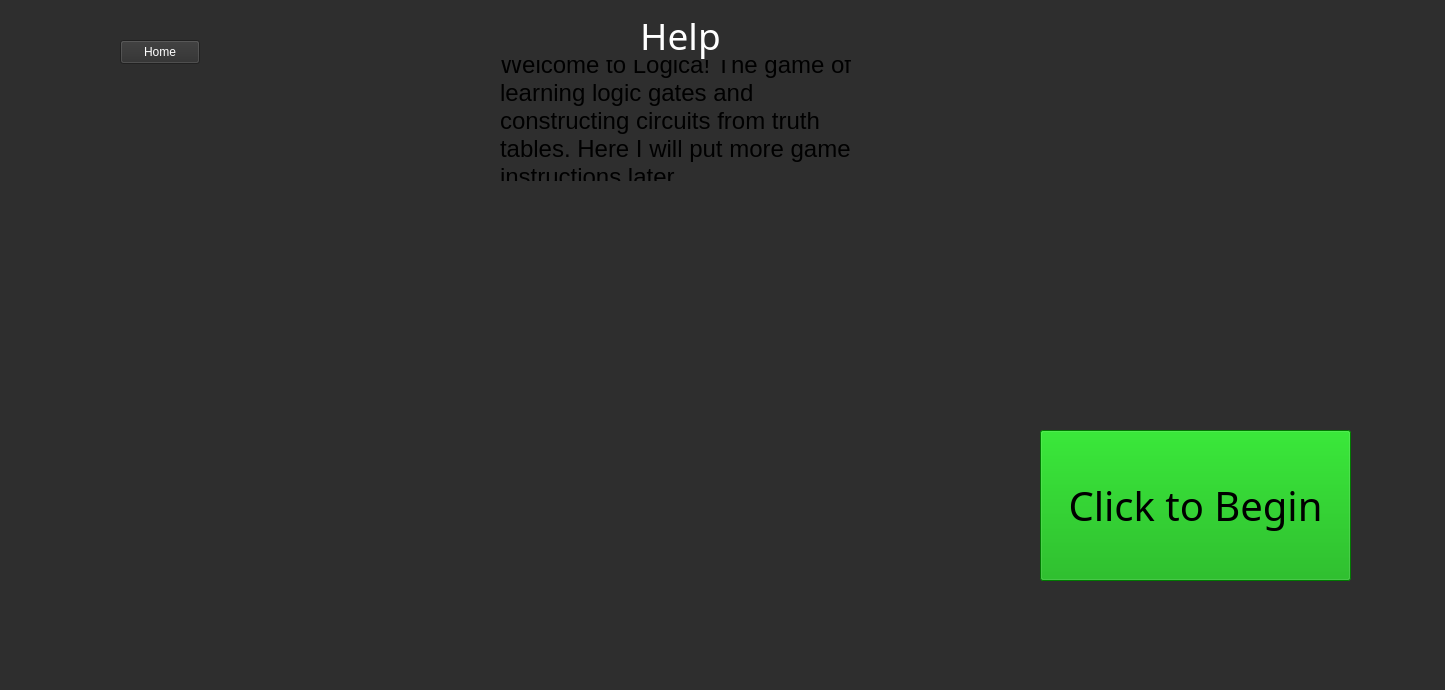
The window that A8_EducationalApp/mainwindow.ui (ethandavies8/Educational_App) describes before a commit, drawn with Qt 5.
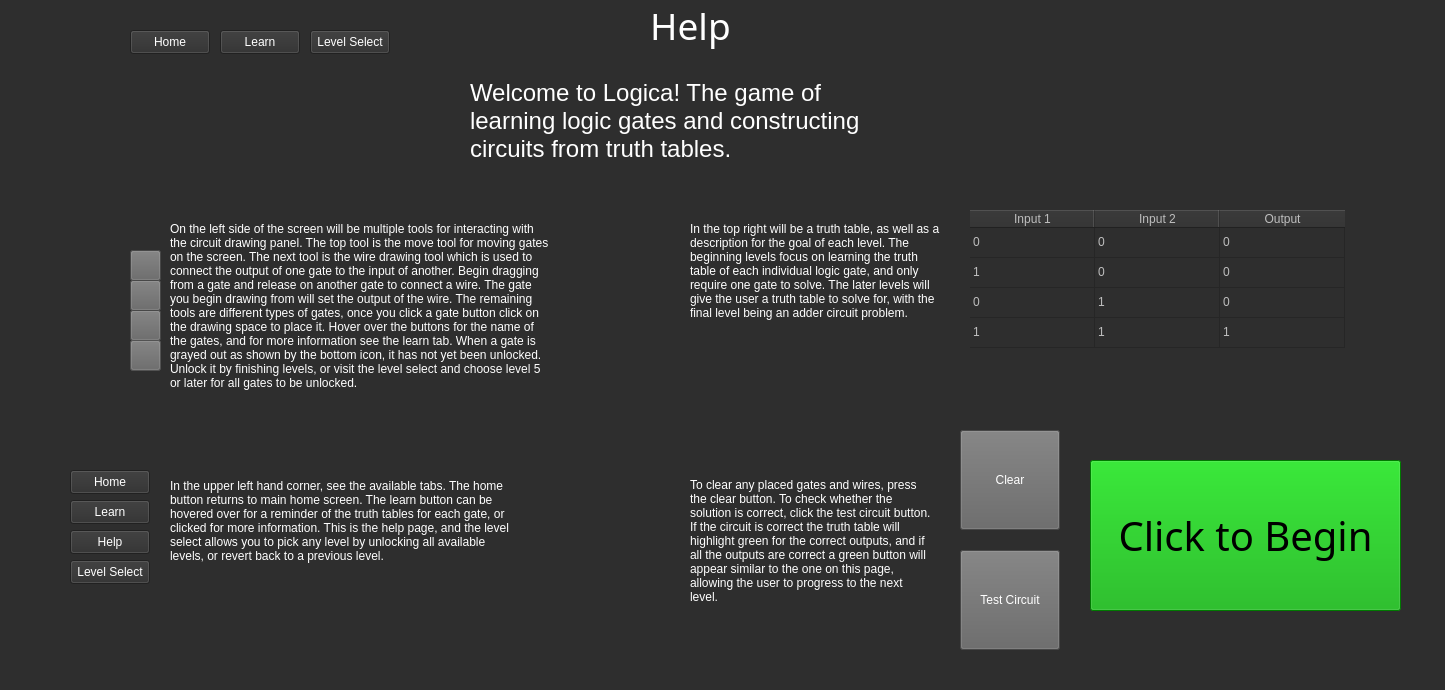
The same window after the commit. The open tabs and pages were chosen to show the change. Icons and pictures are not drawn.

Commit message: help and level select improvements

Patch:
```diff
--- a/A8_EducationalApp/mainwindow.ui
+++ b/A8_EducationalApp/mainwindow.ui
@@ -29,8 +29,8 @@
    <widget class="QStackedWidget" name="stackedWidget">
     <property name="geometry">
      <rect>
-      <x>0</x>
-      <y>0</y>
+      <x>10</x>
+      <y>-10</y>
       <width>1431</width>
       <height>671</height>
      </rect>
@@ -621,8 +621,8 @@
       </property>
       <property name="geometry">
        <rect>
-        <x>1040</x>
-        <y>430</y>
+        <x>1080</x>
+        <y>470</y>
         <width>311</width>
         <height>151</height>
        </rect>
@@ -644,9 +644,9 @@
      <widget class="QLabel" name="helpMenuTitle">
       <property name="geometry">
        <rect>
-        <x>500</x>
-        <y>60</y>
-        <width>371</width>
+        <x>460</x>
+        <y>70</y>
+        <width>431</width>
         <height>121</height>
        </rect>
       </property>
@@ -655,13 +655,560 @@
         <pointsize>18</pointsize>
        </font>
       </property>
+      <property name="styleSheet">
+       <string notr="true">color: rgb(255, 255, 255);</string>
+      </property>
       <property name="text">
-       <string>Welcome to Logica! The game of learning logic gates and constructing circuits from truth tables. Here I will put more game instructions later</string>
+       <string>Welcome to Logica! The game of learning logic gates and constructing circuits from truth tables.</string>
       </property>
       <property name="wordWrap">
        <bool>true</bool>
       </property>
      </widget>
+     <widget class="QPushButton" name="helpSelectButton">
+      <property name="enabled">
+       <bool>true</bool>
+      </property>
+      <property name="geometry">
+       <rect>
+        <x>120</x>
+        <y>260</y>
+        <width>31</width>
+        <height>31</height>
+       </rect>
+      </property>
+      <property name="mouseTracking">
+       <bool>true</bool>
+      </property>
+      <property name="toolTip">
+       <string>Selection Tool</string>
+      </property>
+      <property name="styleSheet">
+       <string notr="true">background-color: rgb(100, 100, 100);
+color: rgb(0, 0, 0);</string>
+      </property>
+      <property name="text">
+       <string/>
+      </property>
+      <property name="icon">
+       <iconset resource="Gates.qrc">
+        <normaloff>:/icons/mousePointer.png</normaloff>:/icons/mousePointer.png</iconset>
+      </property>
+      <property name="iconSize">
+       <size>
+        <width>20</width>
+        <height>20</height>
+       </size>
+      </property>
+     </widget>
+     <widget class="QPushButton" name="lineButton_2">
+      <property name="enabled">
+       <bool>true</bool>
+      </property>
+      <property name="geometry">
+       <rect>
+        <x>120</x>
+        <y>290</y>
+        <width>31</width>
+        <height>31</height>
+       </rect>
+      </property>
+      <property name="mouseTracking">
+       <bool>true</bool>
+      </property>
+      <property name="toolTip">
+       <string>Line drawing tool</string>
+      </property>
+      <property name="styleSheet">
+       <string notr="true">background-color: rgb(100, 100, 100);
+color: rgb(0, 0, 0);</string>
+      </property>
+      <property name="text">
+       <string/>
+      </property>
+      <property name="icon">
+       <iconset resource="Gates.qrc">
+        <normaloff>:/icons/line.png</normaloff>:/icons/line.png</iconset>
+      </property>
+      <property name="iconSize">
+       <size>
+        <width>20</width>
+        <height>20</height>
+       </size>
+      </property>
+     </widget>
+     <widget class="QPushButton" name="NOTGateButton_2">
+      <property name="geometry">
+       <rect>
+        <x>120</x>
+        <y>320</y>
+        <width>31</width>
+        <height>31</height>
+       </rect>
+      </property>
+      <property name="mouseTracking">
+       <bool>true</bool>
+      </property>
+      <property name="toolTip">
+       <string>NOT Gate</string>
+      </property>
+      <property name="styleSheet">
+       <string notr="true">background-color: rgb(100, 100, 100);
+color: rgb(0, 0, 0);</string>
+      </property>
+      <property name="text">
+       <string/>
+      </property>
+      <property name="icon">
+       <iconset resource="Gates.qrc">
+        <normaloff>:/icons/NOTGate.png</normaloff>:/icons/NOTGate.png</iconset>
+      </property>
+      <property name="iconSize">
+       <size>
+        <width>20</width>
+        <height>20</height>
+       </size>
+      </property>
+     </widget>
+     <widget class="QPushButton" name="helpHome2">
+      <property name="geometry">
+       <rect>
+        <x>60</x>
+        <y>480</y>
+        <width>80</width>
+        <height>24</height>
+       </rect>
+      </property>
+      <property name="toolTip">
+       <string/>
+      </property>
+      <property name="styleSheet">
+       <string notr="true">color: rgb(255, 255, 255);</string>
+      </property>
+      <property name="text">
+       <string>Home</string>
+      </property>
+     </widget>
+     <widget class="QPushButton" name="helpLearn2">
+      <property name="geometry">
+       <rect>
+        <x>60</x>
+        <y>510</y>
+        <width>80</width>
+        <height>24</height>
+       </rect>
+      </property>
+      <property name="mouseTracking">
+       <bool>true</bool>
+      </property>
+      <property name="tabletTracking">
+       <bool>true</bool>
+      </property>
+      <property name="toolTip">
+       <string>&lt;html&gt;&lt;head/&gt;&lt;body&gt;&lt;p&gt;&lt;img src=&quot;:/icons/LogicTruthTables.png&quot;/&gt;&lt;/p&gt;&lt;/body&gt;&lt;/html&gt;</string>
+      </property>
+      <property name="toolTipDuration">
+       <number>-1</number>
+      </property>
+      <property name="styleSheet">
+       <string notr="true">color: rgb(255, 255, 255);</string>
+      </property>
+      <property name="text">
+       <string>Learn</string>
+      </property>
+     </widget>
+     <widget class="QPushButton" name="help_2">
+      <property name="geometry">
+       <rect>
+        <x>60</x>
+        <y>540</y>
+        <width>80</width>
+        <height>24</height>
+       </rect>
+      </property>
+      <property name="mouseTracking">
+       <bool>true</bool>
+      </property>
+      <property name="tabletTracking">
+       <bool>true</bool>
+      </property>
+      <property name="toolTip">
+       <string/>
+      </property>
+      <property name="toolTipDuration">
+       <number>-1</number>
+      </property>
+      <property name="styleSheet">
+       <string notr="true">color: rgb(255, 255, 255);</string>
+      </property>
+      <property name="text">
+       <string>Help</string>
+      </property>
+     </widget>
+     <widget class="QPushButton" name="helpLevelSelect2">
+      <property name="geometry">
+       <rect>
+        <x>60</x>
+        <y>570</y>
+        <width>80</width>
+        <height>24</height>
+       </rect>
+      </property>
+      <property name="toolTip">
+       <string/>
+      </property>
+      <property name="styleSheet">
+       <string notr="true">color: rgb(255, 255, 255);</string>
+      </property>
+      <property name="text">
+       <string>Level Select</string>
+      </property>
+     </widget>
+     <widget class="QTableWidget" name="truthTable_2">
+      <property name="enabled">
+       <bool>false</bool>
+      </property>
+      <property name="geometry">
+       <rect>
+        <x>960</x>
+        <y>220</y>
+        <width>411</width>
+        <height>151</height>
+       </rect>
+      </property>
+      <property name="sizePolicy">
+       <sizepolicy hsizetype="Preferred" vsizetype="Preferred">
+        <horstretch>0</horstretch>
+        <verstretch>0</verstretch>
+       </sizepolicy>
+      </property>
+      <property name="autoFillBackground">
+       <bool>false</bool>
+      </property>
+      <property name="styleSheet">
+       <string notr="true">QTableView::item:selected &quot;{ color:white; background:#000000;}&quot;
+                                  &quot;QTableCornerButton::section { background-color:#232326; }&quot;
+                                  &quot;QHeaderView::section { color:white; background-color:#232326; }&quot;
+                                  &quot;QTableView::item {color:white;}&quot;</string>
+      </property>
+      <property name="frameShape">
+       <enum>QFrame::NoFrame</enum>
+      </property>
+      <property name="frameShadow">
+       <enum>QFrame::Plain</enum>
+      </property>
+      <property name="verticalScrollBarPolicy">
+       <enum>Qt::ScrollBarAlwaysOff</enum>
+      </property>
+      <property name="horizontalScrollBarPolicy">
+       <enum>Qt::ScrollBarAlwaysOff</enum>
+      </property>
+      <property name="showGrid">
+       <bool>true</bool>
+      </property>
+      <property name="cornerButtonEnabled">
+       <bool>false</bool>
+      </property>
+      <property name="rowCount">
+       <number>4</number>
+      </property>
+      <property name="columnCount">
+       <number>3</number>
+      </property>
+      <attribute name="horizontalHeaderVisible">
+       <bool>true</bool>
+      </attribute>
+      <attribute name="horizontalHeaderCascadingSectionResizes">
+       <bool>true</bool>
+      </attribute>
+      <attribute name="horizontalHeaderDefaultSectionSize">
+       <number>125</number>
+      </attribute>
+      <attribute name="horizontalHeaderShowSortIndicator" stdset="0">
+       <bool>false</bool>
+      </attribute>
+      <attribute name="horizontalHeaderStretchLastSection">
+       <bool>false</bool>
+      </attribute>
+      <attribute name="verticalHeaderVisible">
+       <bool>false</bool>
+      </attribute>
+      <attribute name="verticalHeaderHighlightSections">
+       <bool>false</bool>
+      </attribute>
+      <row/>
+      <row/>
+      <row/>
+      <row/>
+      <column>
+       <property name="text">
+        <string>Input 1</string>
+       </property>
+      </column>
+      <column>
+       <property name="text">
+        <string>Input 2</string>
+       </property>
+      </column>
+      <column>
+       <property name="text">
+        <string>Output</string>
+       </property>
+      </column>
+      <item row="0" column="0">
+       <property name="text">
+        <string>0</string>
+       </property>
+      </item>
+      <item row="0" column="1">
+       <property name="text">
+        <string>0</string>
+       </property>
+      </item>
+      <item row="0" column="2">
+       <property name="text">
+        <string>0</string>
+       </property>
+      </item>
+      <item row="1" column="0">
+       <property name="text">
+        <string>1</string>
+       </property>
+      </item>
+      <item row="1" column="1">
+       <property name="text">
+        <string>0</string>
+       </property>
+      </item>
+      <item row="1" column="2">
+       <property name="text">
+        <string>0</string>
+       </property>
+      </item>
+      <item row="2" column="0">
+       <property name="text">
+        <string>0</string>
+       </property>
+      </item>
+      <item row="2" column="1">
+       <property name="text">
+        <string>1</string>
+       </property>
+      </item>
+      <item row="2" column="2">
+       <property name="text">
+        <string>0</string>
+       </property>
+      </item>
+      <item row="3" column="0">
+       <property name="text">
+        <string>1</string>
+       </property>
+      </item>
+      <item row="3" column="1">
+       <property name="text">
+        <string>1</string>
+       </property>
+      </item>
+      <item row="3" column="2">
+       <property name="text">
+        <string>1</string>
+       </property>
+      </item>
+     </widget>
+     <widget class="QPushButton" name="clearButton_2">
+      <property name="geometry">
+       <rect>
+        <x>950</x>
+        <y>440</y>
+        <width>100</width>
+        <height>100</height>
+       </rect>
+      </property>
+      <property name="styleSheet">
+       <string notr="true">color: rgb(255, 255, 255);
+background-color: rgb(100, 100, 100);</string>
+      </property>
+      <property name="text">
+       <string>Clear</string>
+      </property>
+     </widget>
+     <widget class="QPushButton" name="testResultsButton_2">
+      <property name="geometry">
+       <rect>
+        <x>950</x>
+        <y>560</y>
+        <width>100</width>
+        <height>100</height>
+       </rect>
+      </property>
+      <property name="styleSheet">
+       <string notr="true">color: rgb(255, 255, 255);
+background-color: rgb(100, 100, 100);</string>
+      </property>
+      <property name="text">
+       <string>Test Circuit</string>
+      </property>
+     </widget>
+     <widget class="QPushButton" name="NOTGateButton_3">
+      <property name="enabled">
+       <bool>false</bool>
+      </property>
+      <property name="geometry">
+       <rect>
+        <x>120</x>
+        <y>350</y>
+        <width>31</width>
+        <height>31</height>
+       </rect>
+      </property>
+      <property name="mouseTracking">
+       <bool>true</bool>
+      </property>
+      <property name="toolTip">
+       <string>NOT Gate</string>
+      </property>
+      <property name="styleSheet">
+       <string notr="true">background-color: rgb(100, 100, 100);
+color: rgb(0, 0, 0);</string>
+      </property>
+      <property name="text">
+       <string/>
+      </property>
+      <property name="icon">
+       <iconset resource="Gates.qrc">
+        <normaloff>:/icons/NOTGate.png</normaloff>:/icons/NOTGate.png</iconset>
+      </property>
+      <property name="iconSize">
+       <size>
+        <width>20</width>
+        <height>20</height>
+       </size>
+      </property>
+     </widget>
+     <widget class="QLabel" name="label">
+      <property name="geometry">
+       <rect>
+        <x>160</x>
+        <y>220</y>
+        <width>381</width>
+        <height>191</height>
+       </rect>
+      </property>
+      <property name="styleSheet">
+       <string notr="true">color: rgb(255, 255, 255);</string>
+      </property>
+      <property name="text">
+       <string>On the left side of the screen will be multiple tools for interacting with the circuit drawing panel. The top tool is the move tool for moving gates on the screen. The next tool is the wire drawing tool which is used to connect the output of one gate to the input of another. Begin dragging from a gate and release on another gate to connect a wire. The gate you begin drawing from will set the output of the wire. The remaining tools are different types of gates, once you click a gate button click on the drawing space to place it. Hover over the buttons for the name of the gates, and for more information see the learn tab. When a gate is grayed out as shown by the bottom icon, it has not yet been unlocked. Unlock it by finishing levels, or visit the level select and choose level 5 or later for all gates to be unlocked.</string>
+      </property>
+      <property name="wordWrap">
+       <bool>true</bool>
+      </property>
+     </widget>
+     <widget class="QLabel" name="label_2">
+      <property name="geometry">
+       <rect>
+        <x>160</x>
+        <y>480</y>
+        <width>341</width>
+        <height>101</height>
+       </rect>
+      </property>
+      <property name="styleSheet">
+       <string notr="true">color: rgb(255, 255, 255);</string>
+      </property>
+      <property name="text">
+       <string>In the upper left hand corner, see the available tabs. The home button returns to main home screen. The learn button can be hovered over for a reminder of the truth tables for each gate, or clicked for more information. This is the help page, and the level select allows you to pick any level by unlocking all available levels, or revert back to a previous level.</string>
+      </property>
+      <property name="wordWrap">
+       <bool>true</bool>
+      </property>
+     </widget>
+     <widget class="QLabel" name="label_3">
+      <property name="geometry">
+       <rect>
+        <x>680</x>
+        <y>210</y>
+        <width>251</width>
+        <height>141</height>
+       </rect>
+      </property>
+      <property name="styleSheet">
+       <string notr="true">color: rgb(255, 255, 255);</string>
+      </property>
+      <property name="text">
+       <string>In the top right will be a truth table, as well as a description for the goal of each level. The beginning levels focus on learning the truth table of each individual logic gate, and only require one gate to solve. The later levels will give the user a truth table to solve for, with the final level being an adder circuit problem.</string>
+      </property>
+      <property name="wordWrap">
+       <bool>true</bool>
+      </property>
+     </widget>
+     <widget class="QLabel" name="label_4">
+      <property name="geometry">
+       <rect>
+        <x>680</x>
+        <y>490</y>
+        <width>241</width>
+        <height>121</height>
+       </rect>
+      </property>
+      <property name="styleSheet">
+       <string notr="true">color: rgb(255, 255, 255);</string>
+      </property>
+      <property name="text">
+       <string>To clear any placed gates and wires, press the clear button. To check whether the solution is correct, click the test circuit button. If the circuit is correct the truth table will highlight green for the correct outputs, and if all the outputs are correct a green button will appear similar to the one on this page, allowing the user to progress to the next level. </string>
+      </property>
+      <property name="wordWrap">
+       <bool>true</bool>
+      </property>
+     </widget>
+     <widget class="QPushButton" name="helpLearn">
+      <property name="geometry">
+       <rect>
+        <x>210</x>
+        <y>40</y>
+        <width>80</width>
+        <height>24</height>
+       </rect>
+      </property>
+      <property name="mouseTracking">
+       <bool>true</bool>
+      </property>
+      <property name="tabletTracking">
+       <bool>true</bool>
+      </property>
+      <property name="toolTip">
+       <string>&lt;html&gt;&lt;head/&gt;&lt;body&gt;&lt;p&gt;&lt;img src=&quot;:/icons/LogicTruthTables.png&quot;/&gt;&lt;/p&gt;&lt;/body&gt;&lt;/html&gt;</string>
+      </property>
+      <property name="toolTipDuration">
+       <number>-1</number>
+      </property>
+      <property name="styleSheet">
+       <string notr="true">color: rgb(255, 255, 255);</string>
+      </property>
+      <property name="text">
+       <string>Learn</string>
+      </property>
+     </widget>
+     <widget class="QPushButton" name="helpLevelSelect">
+      <property name="geometry">
+       <rect>
+        <x>300</x>
+        <y>40</y>
+        <width>80</width>
+        <height>24</height>
+       </rect>
+      </property>
+      <property name="toolTip">
+       <string/>
+      </property>
+      <property name="styleSheet">
+       <string notr="true">color: rgb(255, 255, 255);</string>
+      </property>
+      <property name="text">
+       <string>Level Select</string>
+      </property>
+     </widget>
     </widget>
     <widget class="QWidget" name="levelOne">
      <widget class="QLabel" name="levelLabel">
```
Left out of the diff: 623 changed lines with no effect on the pictures. The commit also changes 2 other files.
